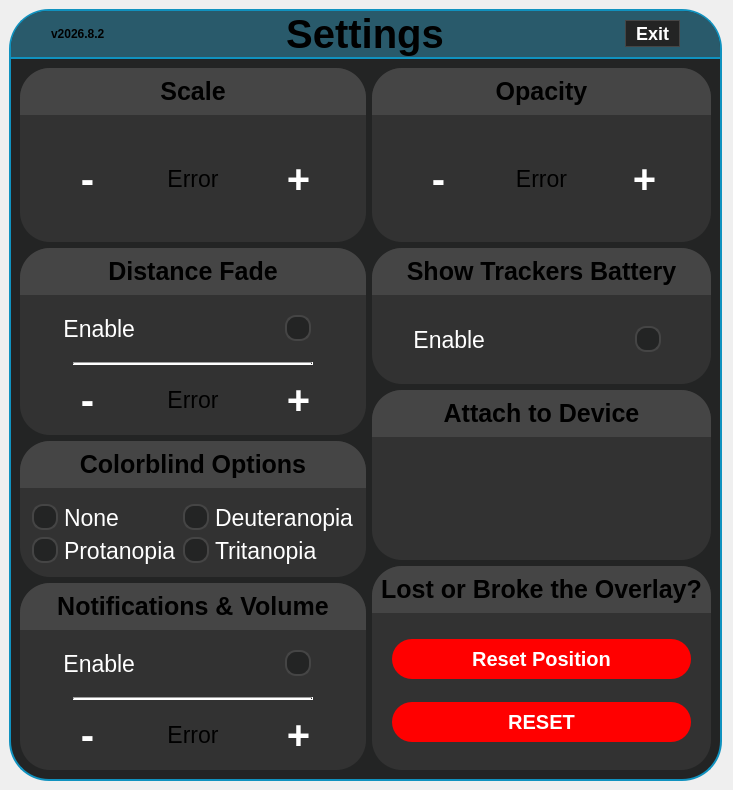
First picture: the form in src/userinterface/panicdashboard.ui, repository Trixxle/SeamenPerformanceOverlay, before the edit.
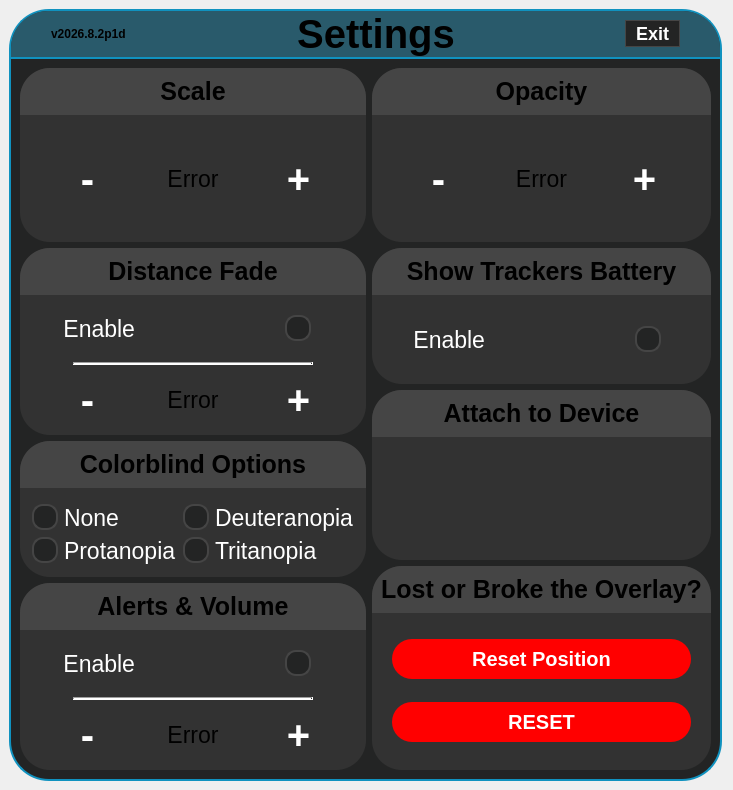
Second picture: the form after the edit. Icons and pictures are not drawn.

Commit message: Adjusted the RAM and VRAM alerts to happen when 500mb is left instead of 1gb. Also made the alerts off by default and renamed them to alerts instead of notifications

Diff of the .ui file:
```diff
--- a/src/userinterface/panicdashboard.ui
+++ b/src/userinterface/panicdashboard.ui
@@ -275,7 +275,7 @@
          <item>
           <widget class="QLabel" name="versionNumber">
            <property name="text">
-            <string>v2026.8.2</string>
+            <string>v2026.8.2p1d</string>
            </property>
           </widget>
          </item>
@@ -1318,7 +1318,7 @@
                  <item>
                   <widget class="QLabel" name="NotificationTitle">
                    <property name="text">
-                    <string>Notifications &amp; Volume</string>
+                    <string>Alerts &amp; Volume</string>
                    </property>
                    <property name="alignment">
                     <set>Qt::AlignmentFlag::AlignCenter</set>
```
The commit also changes 2 other files.
